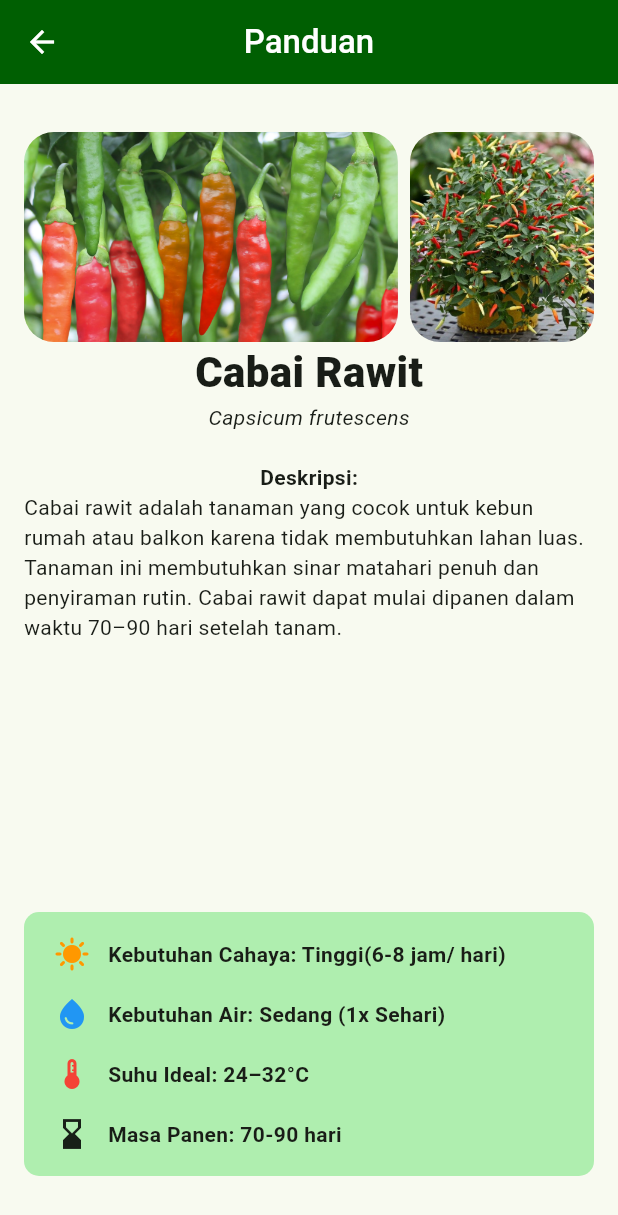
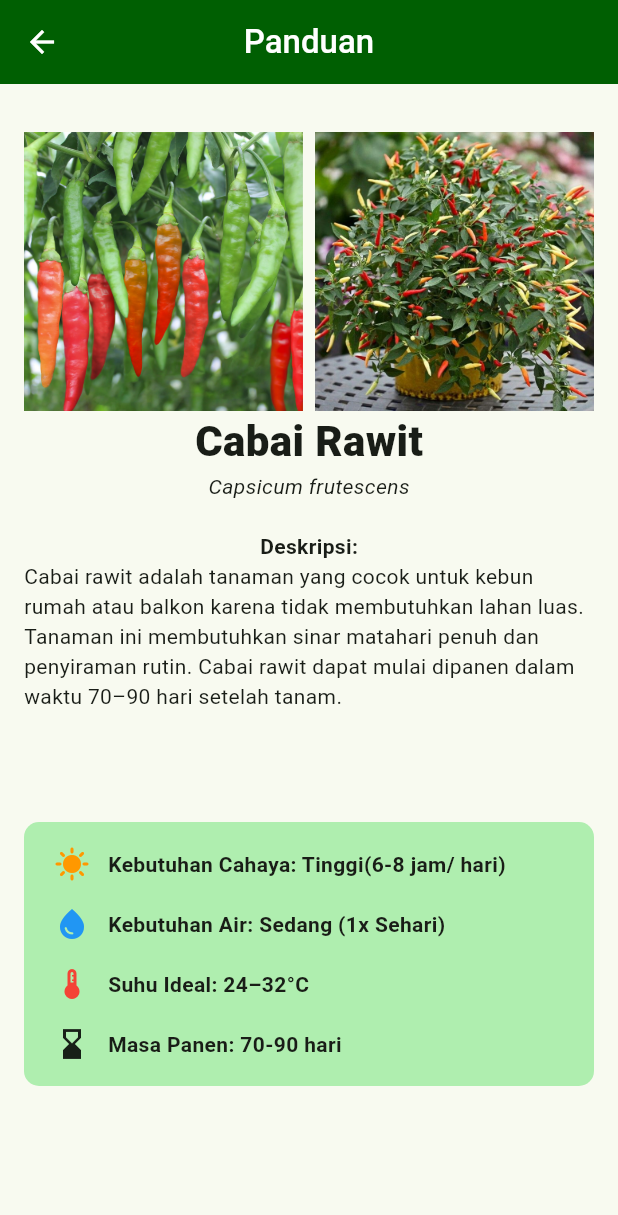
Before and after one commit to andhika-g-pratama66/flutter_andhika_1, a Flutter app: the screen it shows after launch, on a phone screen of 412 x 824 dp. Shown: the top 1215 px of the screen. Run offline on Flutter 3.47's test engine with Material 3 defaults, Android fonts, the phone set to English and light mode, and no system bars.

Commit message:
tugas 2 flutter

```diff
--- a/lib/tugas/tugas2/tugas_2.dart
+++ b/lib/tugas/tugas2/tugas_2.dart
@@ -20,37 +20,24 @@ class DeskripsiTanaman extends StatelessWidget {
         margin: EdgeInsets.symmetric(horizontal: 16),
         child: Column(
           children: [
-            //Cabai
+            //Cabai using expanded
             Row(
               children: [
                 Expanded(
-                  flex: 2,
                   child: Container(
                     margin: EdgeInsets.only(top: 32, right: 4),
-                    child: ClipRRect(
-                      borderRadius: BorderRadius.circular(20),
-                      child: SizedBox.fromSize(
-                        size: Size.fromRadius(70),
                     child: Image.asset(
                       'assets/images/cabai_rawit.webp',
                       fit: BoxFit.cover,
                     ),
                   ),
                 ),
-                  ),
-                ),
                 Expanded(
                   child: Container(
                     margin: EdgeInsets.only(top: 32, left: 4),
-                    child: ClipRRect(
-                      borderRadius: BorderRadius.circular(20),
-                      child: SizedBox.fromSize(
-                        size: Size.fromRadius(70),
                     child: Image.asset(
                       'assets/images/cabai_rawit2.jpg',
                       fit: BoxFit.cover,
-                        ),
-                      ),
                     ),
                   ),
                 ),
@@ -85,7 +72,7 @@ class DeskripsiTanaman extends StatelessWidget {
             Column(
               children: [
                 Container(
-                  margin: EdgeInsets.only(top: 16, bottom: 40),
+                  margin: EdgeInsets.only(bottom: 100),
                   padding: EdgeInsets.symmetric(horizontal: 20, vertical: 16),
                   decoration: BoxDecoration(
                     color: Color.fromARGB(255, 175, 238, 175),
```
Lines whose indentation alone changed are shown as unchanged.
